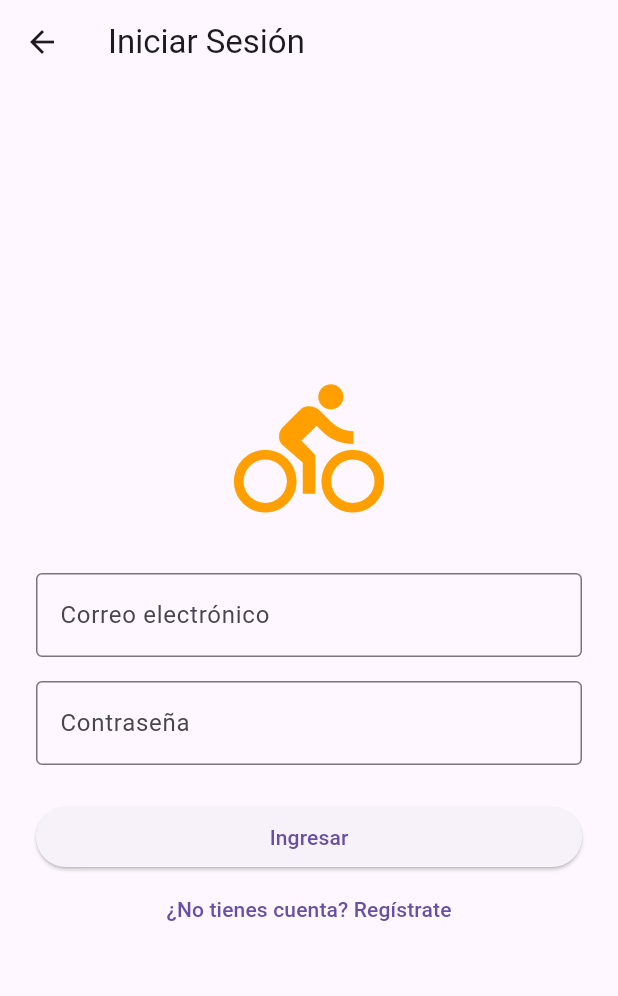
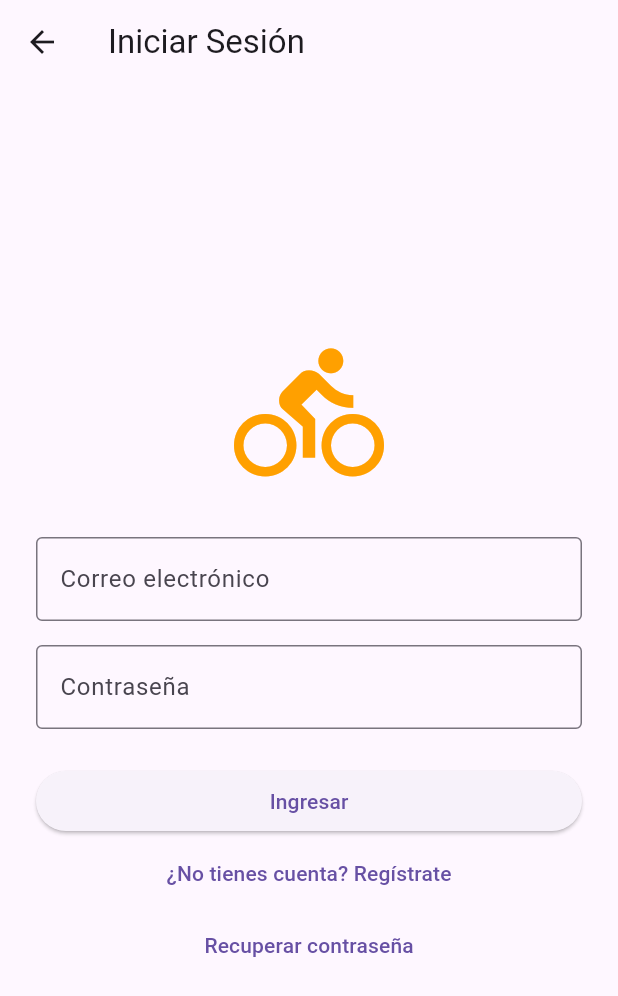
Before and after one commit to MarcoTohom/rentavehicle, a Flutter app: the screen it shows after launch, after a tap on "Iniciar Sesión", on a phone screen of 412 x 824 dp. Shown: the top 996 px of the screen. Run offline on Flutter 3.47's test engine with Material 3 defaults, Android fonts, the phone set to English and light mode, and no system bars; our stand-ins replace cloud_firestore, firebase_auth, firebase_core, flutter_dotenv; accounts and stored records are empty.

Commit message:
add(auth): bpágina base contraseña olvidada

```diff
--- a/lib/config/routes/app_routes.dart
+++ b/lib/config/routes/app_routes.dart
@@ -1,3 +1,4 @@
+import 'package:apps/feautures/auth/presentation/forgot_password_page.dart';
 import 'package:apps/feautures/auth/presentation/login_page.dart';
 import 'package:apps/feautures/auth/presentation/register_page.dart';
 import 'package:apps/feautures/home/home_page.dart';
@@ -9,5 +10,6 @@ class AppRoutes {
     '/home': (context) => const HomePage(),
     '/login': (context) => const LoginPage(),
     '/register': (context) => const RegisterPage(),
+    '/recovery': (context) => const ForgotPasswordPage()
   };
 }
--- a/lib/feautures/auth/presentation/login_page.dart
+++ b/lib/feautures/auth/presentation/login_page.dart
@@ -111,6 +111,12 @@ class _LoginPageState extends State<LoginPage> {
               },
               child: const Text('¿No tienes cuenta? Regístrate'),
             ),
+            TextButton(
+              onPressed: () {
+                Navigator.pushNamed(context, '/recovery');
+              },
+              child: const Text('Recuperar contraseña'),
+            ),
           ],
         ),
       ),
```
Also changed, not shown: lib/feautures/auth/presentation/forgot_password_page.dart (added, +19 -0 lines).
